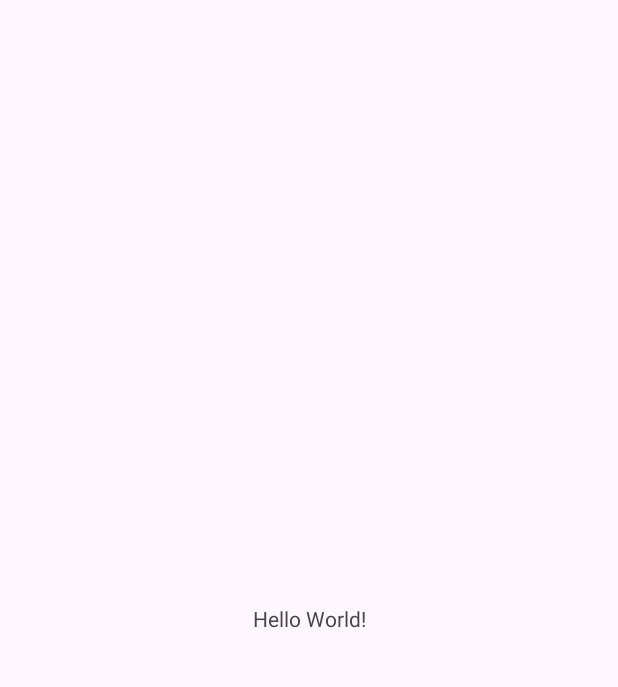
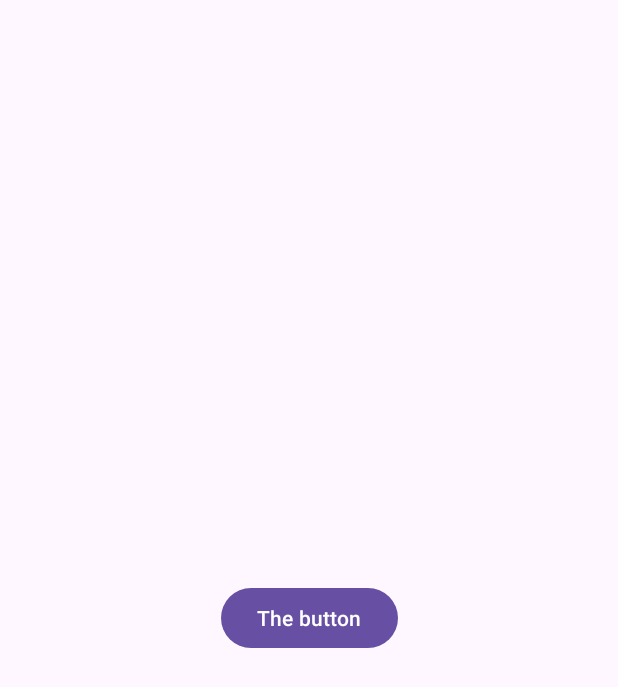
Before and after one commit to IsaacLatta/Recommender, an Android app: the screen it shows after launch (MainActivity), on a phone screen of 412 x 824 dp. Before the commit the part shown is almost empty. Shown: the top 687 px of the screen. Run offline under Robolectric (Android 15) with nearby library versions, the phone set to English and light mode, and no system bars.

Commit message:
button test

```diff
--- a/app/src/main/res/layout/activity_main.xml
+++ b/app/src/main/res/layout/activity_main.xml
@@ -7,13 +7,13 @@
     android:layout_height="match_parent"
     tools:context=".MainActivity">
 
-    <TextView
+    <Button
+        android:id="@+id/button2"
         android:layout_width="wrap_content"
         android:layout_height="wrap_content"
-        android:text="Hello World!"
+        android:text="The button"
         app:layout_constraintBottom_toBottomOf="parent"
         app:layout_constraintEnd_toEndOf="parent"
         app:layout_constraintStart_toStartOf="parent"
         app:layout_constraintTop_toTopOf="parent" />
-
 </androidx.constraintlayout.widget.ConstraintLayout>
```
Also changed, not shown: 1 other file.
